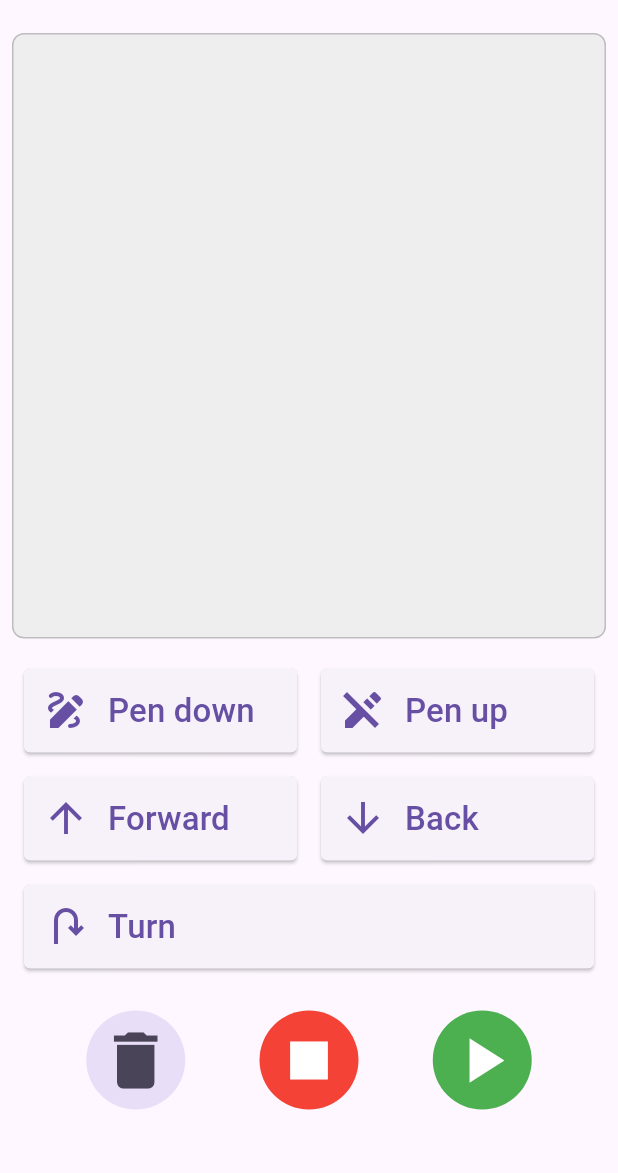
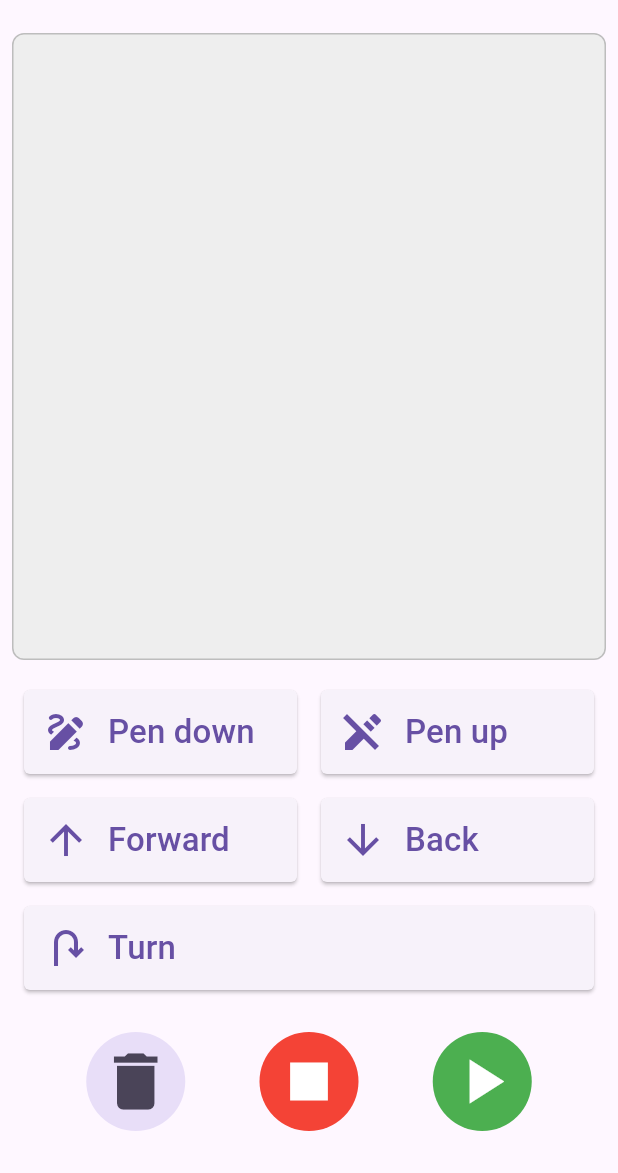
Before and after one commit to narvalotech/flutter-logo, a Flutter app: the screen it shows after launch, on a phone screen of 412 x 824 dp, the part 63-1236 px from its top. Run offline on Flutter 3.47's test engine with Material 3 defaults, Android fonts, the phone set to English and light mode, and no system bars.

Commit message:
fix padding on pixel 8

```diff
--- a/turtlebot/lib/main.dart
+++ b/turtlebot/lib/main.dart
@@ -200,14 +200,14 @@ class _HomeScreenState extends State<HomeScreen> {
       appBar: AppBar(
         title: const Text('Turtlebot'),
       ),
-      body: Padding(
+      body: SafeArea(
+        child: Padding(
         padding: const EdgeInsets.all(8.0),
         child: Column(
           crossAxisAlignment: CrossAxisAlignment.stretch,
           children: [
             // Commands view
             Expanded(
-              flex: 6,
               child: Container(
                 padding: const EdgeInsets.all(12.0),
                 decoration: BoxDecoration(
@@ -234,10 +234,7 @@ class _HomeScreenState extends State<HomeScreen> {
                 _addCommand(notification.command);
                 return true;    // Consume notification
               },
-              child:
-              Expanded(
-                flex: 3,
-                child: Column(
+              child: Column(
                   crossAxisAlignment: CrossAxisAlignment.stretch,
                   children: [
                     Row(
@@ -251,12 +248,12 @@ class _HomeScreenState extends State<HomeScreen> {
                         Expanded(child: PageButton(pageId: Turtle.back, pageIcon: Icons.arrow_downward)),
                     ]),
                     PageButton(pageId: Turtle.right, pageIcon: Icons.u_turn_right),
-            ]))),
+            ])),
+
+            SizedBox(height: 20),
 
             // Action buttons
-            Expanded(
-              flex: 2,
-              child: Row(
+              Row(
                 mainAxisAlignment: MainAxisAlignment.spaceEvenly,
                 children: [
                   IconButton.filledTonal(
@@ -275,7 +272,9 @@ class _HomeScreenState extends State<HomeScreen> {
                     icon: const Icon(Icons.play_arrow, size: 50.0),
                     style: IconButton.styleFrom(backgroundColor: Colors.green),
                     tooltip: 'Run',
-            )]))
-    ])));
+            )]),
+
+            SizedBox(height: 20),
+    ]))));
   }
 }
```
